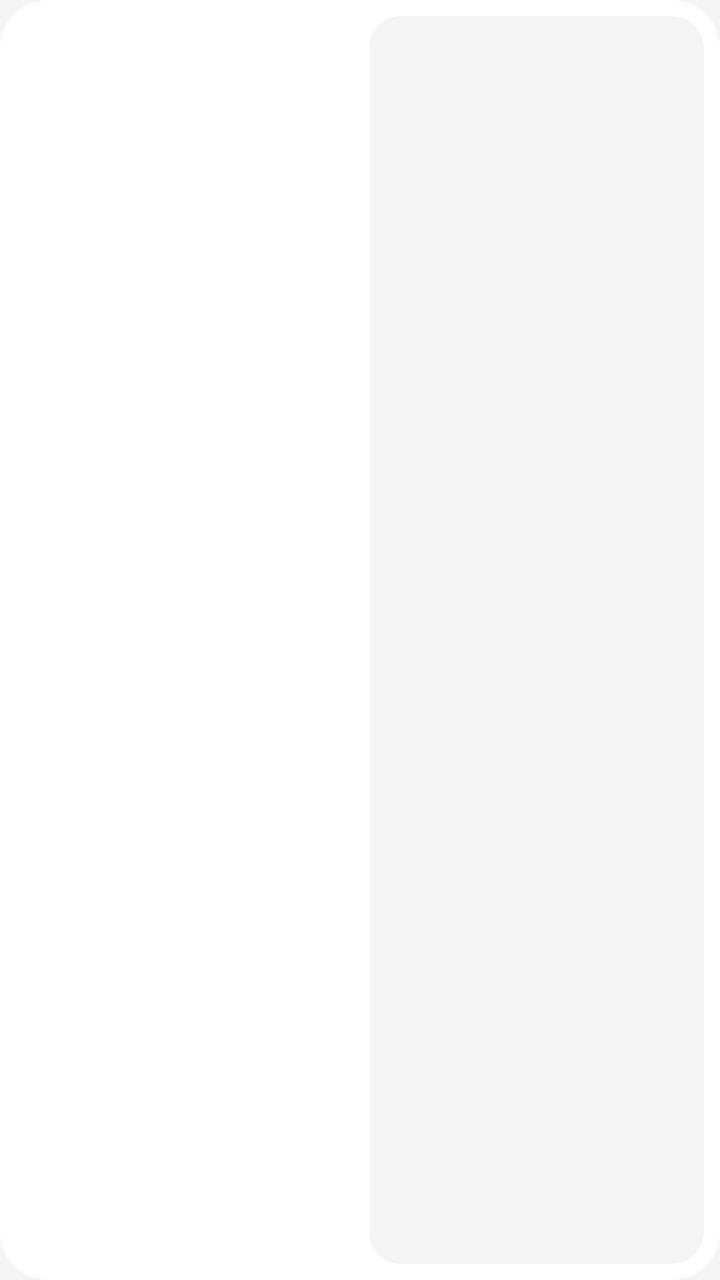
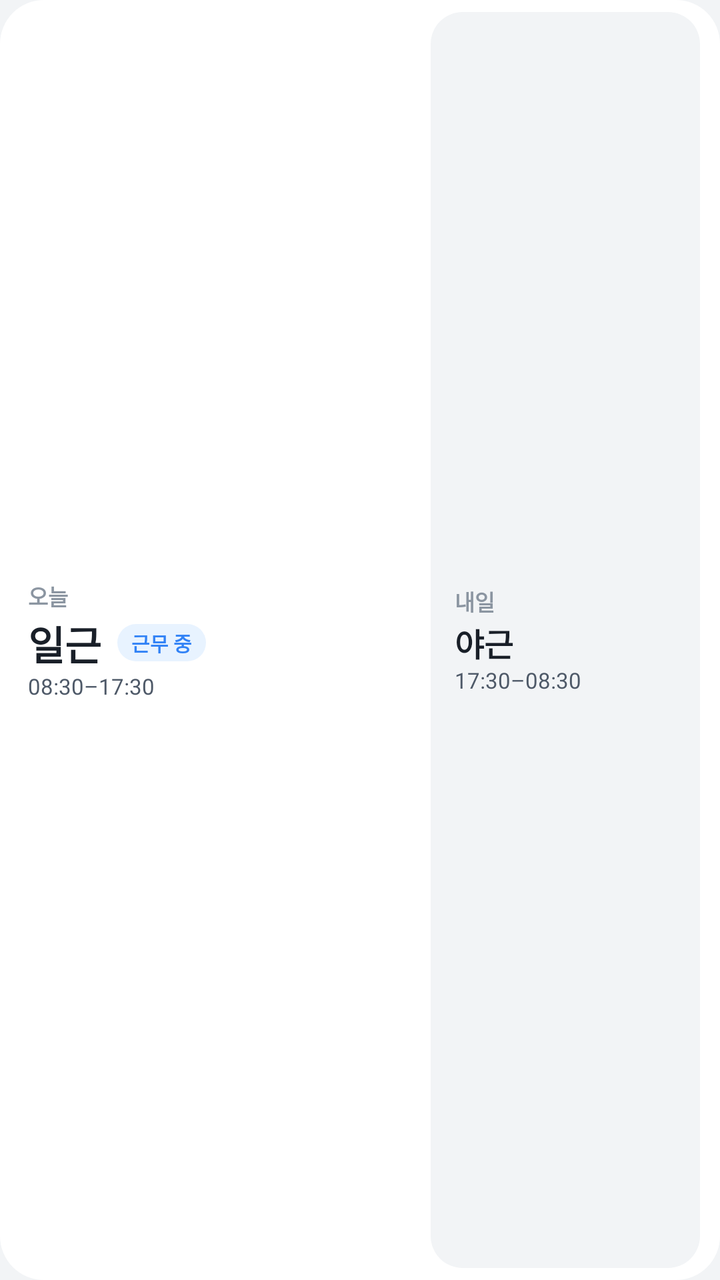

Screens rendered from an Android XML layout before and after an edit, with the pre-edit source and the edit as a unified diff.
<!-- AndroidManifest.xml: application theme AppTheme -->
<!-- res/layout/widget_4x1.xml -->
<?xml version="1.0" encoding="utf-8"?>
<FrameLayout xmlns:android="http://schemas.android.com/apk/res/android"
    android:id="@+id/root"
    android:layout_width="match_parent"
    android:layout_height="match_parent"
    android:background="@drawable/widget_bg"
    android:padding="8dp">

    <TextView android:id="@+id/empty" android:layout_width="match_parent" android:layout_height="match_parent" android:gravity="center" android:text="@string/widget_empty" android:textColor="@color/w_sub" android:textSize="11sp" android:visibility="gone" />

    <LinearLayout android:id="@+id/content" android:layout_width="match_parent" android:layout_height="match_parent" android:orientation="horizontal">
        <LinearLayout android:layout_width="0dp" android:layout_height="match_parent" android:layout_weight="1" android:gravity="center_vertical" android:orientation="vertical" android:paddingStart="8dp">
            <TextView android:id="@+id/today_cap" android:layout_width="wrap_content" android:layout_height="wrap_content" android:includeFontPadding="false" android:maxLines="1" android:ellipsize="end" android:textSize="10sp" android:textColor="@color/w_sub" android:textStyle="bold" />
            <TextView android:id="@+id/today_name" android:layout_width="wrap_content" android:layout_height="wrap_content" android:layout_marginTop="1dp" android:includeFontPadding="false" android:maxLines="1" android:ellipsize="end" android:textSize="22sp" android:textColor="@color/w_blue" android:textStyle="bold" />
            <TextView android:id="@+id/today_time" android:layout_width="wrap_content" android:layout_height="wrap_content" android:layout_marginTop="1dp" android:includeFontPadding="false" android:maxLines="1" android:ellipsize="end" android:textSize="10sp" android:textColor="@color/w_body" />
        </LinearLayout>
        <LinearLayout android:layout_width="0dp" android:layout_height="match_parent" android:layout_weight="0.8" android:gravity="center_vertical" android:orientation="vertical" android:paddingStart="2dp">
            <TextView android:id="@+id/next_cap" android:layout_width="wrap_content" android:layout_height="wrap_content" android:includeFontPadding="false" android:maxLines="1" android:ellipsize="end" android:textSize="10sp" android:textColor="@color/w_sub" android:textStyle="bold" />
            <TextView android:id="@+id/next_name" android:layout_width="wrap_content" android:layout_height="wrap_content" android:layout_marginTop="2dp" android:includeFontPadding="false" android:maxLines="1" android:ellipsize="end" android:textSize="17sp" android:textColor="@color/w_ink" android:textStyle="bold" />
            <TextView android:id="@+id/next_time" android:layout_width="wrap_content" android:layout_height="wrap_content" android:layout_marginTop="2dp" android:includeFontPadding="false" android:maxLines="1" android:ellipsize="end" android:textSize="10sp" android:textColor="@color/w_body" />
        </LinearLayout>
        <LinearLayout android:layout_width="0dp" android:layout_height="match_parent" android:layout_weight="1.7" android:background="@drawable/widget_inset" android:gravity="center_vertical" android:orientation="horizontal" android:paddingStart="6dp" android:paddingEnd="6dp">
                <LinearLayout android:layout_width="0dp" android:layout_height="wrap_content" android:layout_weight="1" android:gravity="center_horizontal" android:orientation="vertical">
                    <TextView android:id="@+id/d0_w" android:layout_width="wrap_content" android:layout_height="wrap_content" android:includeFontPadding="false" android:maxLines="1" android:ellipsize="end" android:textSize="9sp" android:textColor="@color/w_sub" />
                    <TextView android:id="@+id/d0_s" android:layout_width="wrap_content" android:layout_height="wrap_content" android:layout_marginTop="1dp" android:includeFontPadding="false" android:maxLines="1" android:ellipsize="end" android:textSize="14sp" android:textColor="@color/w_ink" android:textStyle="bold" />
                    <TextView android:id="@+id/d0_n" android:layout_width="wrap_content" android:layout_height="wrap_content" android:layout_marginTop="1dp" android:includeFontPadding="false" android:maxLines="1" android:ellipsize="end" android:textSize="9sp" android:textColor="@color/w_body" android:textStyle="bold" />
                </LinearLayout>
                <LinearLayout android:layout_width="0dp" android:layout_height="wrap_content" android:layout_weight="1" android:gravity="center_horizontal" android:orientation="vertical">
                    <TextView android:id="@+id/d1_w" android:layout_width="wrap_content" android:layout_height="wrap_content" android:includeFontPadding="false" android:maxLines="1" android:ellipsize="end" android:textSize="9sp" android:textColor="@color/w_sub" />
                    <TextView android:id="@+id/d1_s" android:layout_width="wrap_content" android:layout_height="wrap_content" android:layout_marginTop="1dp" android:includeFontPadding="false" android:maxLines="1" android:ellipsize="end" android:textSize="14sp" android:textColor="@color/w_ink" android:textStyle="bold" />
                    <TextView android:id="@+id/d1_n" android:layout_width="wrap_content" android:layout_height="wrap_content" android:layout_marginTop="1dp" android:includeFontPadding="false" android:maxLines="1" android:ellipsize="end" android:textSize="9sp" android:textColor="@color/w_body" android:textStyle="bold" />
                </LinearLayout>
                <LinearLayout android:layout_width="0dp" android:layout_height="wrap_content" android:layout_weight="1" android:gravity="center_horizontal" android:orientation="vertical">
                    <TextView android:id="@+id/d2_w" android:layout_width="wrap_content" android:layout_height="wrap_content" android:includeFontPadding="false" android:maxLines="1" android:ellipsize="end" android:textSize="9sp" android:textColor="@color/w_sub" />
                    <TextView android:id="@+id/d2_s" android:layout_width="wrap_content" android:layout_height="wrap_content" android:layout_marginTop="1dp" android:includeFontPadding="false" android:maxLines="1" android:ellipsize="end" android:textSize="14sp" android:textColor="@color/w_ink" android:textStyle="bold" />
                    <TextView android:id="@+id/d2_n" android:layout_width="wrap_content" android:layout_height="wrap_content" android:layout_marginTop="1dp" android:includeFontPadding="false" android:maxLines="1" android:ellipsize="end" android:textSize="9sp" android:textColor="@color/w_body" android:textStyle="bold" />
                </LinearLayout>
                <LinearLayout android:layout_width="0dp" android:layout_height="wrap_content" android:layout_weight="1" android:gravity="center_horizontal" android:orientation="vertical">
                    <TextView android:id="@+id/d3_w" android:layout_width="wrap_content" android:layout_height="wrap_content" android:includeFontPadding="false" android:maxLines="1" android:ellipsize="end" android:textSize="9sp" android:textColor="@color/w_sub" />
                    <TextView android:id="@+id/d3_s" android:layout_width="wrap_content" android:layout_height="wrap_content" android:layout_marginTop="1dp" android:includeFontPadding="false" android:maxLines="1" android:ellipsize="end" android:textSize="14sp" android:textColor="@color/w_ink" android:textStyle="bold" />
                    <TextView android:id="@+id/d3_n" android:layout_width="wrap_content" android:layout_height="wrap_content" android:layout_marginTop="1dp" android:includeFontPadding="false" android:maxLines="1" android:ellipsize="end" android:textSize="9sp" android:textColor="@color/w_body" android:textStyle="bold" />
                </LinearLayout>
                <LinearLayout android:layout_width="0dp" android:layout_height="wrap_content" android:layout_weight="1" android:gravity="center_horizontal" android:orientation="vertical">
                    <TextView android:id="@+id/d4_w" android:layout_width="wrap_content" android:layout_height="wrap_content" android:includeFontPadding="false" android:maxLines="1" android:ellipsize="end" android:textSize="9sp" android:textColor="@color/w_sub" />
                    <TextView android:id="@+id/d4_s" android:layout_width="wrap_content" android:layout_height="wrap_content" android:layout_marginTop="1dp" android:includeFontPadding="false" android:maxLines="1" android:ellipsize="end" android:textSize="14sp" android:textColor="@color/w_ink" android:textStyle="bold" />
                    <TextView android:id="@+id/d4_n" android:layout_width="wrap_content" android:layout_height="wrap_content" android:layout_marginTop="1dp" android:includeFontPadding="false" android:maxLines="1" android:ellipsize="end" android:textSize="9sp" android:textColor="@color/w_body" android:textStyle="bold" />
                </LinearLayout>
        </LinearLayout>
    </LinearLayout>
</FrameLayout>
<!-- resources referenced by this layout -->
<resources>
  <color name="w_blue">#3182F6</color>
  <color name="w_body">#4E5968</color>
  <color name="w_ink">#191F28</color>
  <color name="w_sub">#8B95A1</color>
  <!-- drawable widget_bg (drawable) -->
  <?xml version="1.0" encoding="utf-8"?>
  <shape xmlns:android="http://schemas.android.com/apk/res/android" android:shape="rectangle">
      <solid android:color="@color/w_bg" />
      <corners android:radius="24dp" />
  </shape>
  <!-- drawable widget_inset (drawable) -->
  <?xml version="1.0" encoding="utf-8"?>
  <shape xmlns:android="http://schemas.android.com/apk/res/android" android:shape="rectangle">
      <solid android:color="@color/w_inset" />
      <corners android:radius="16dp" />
  </shape>
  <string name="widget_empty">앱을 한 번 열면 근무가 보여요</string>
  <style name="AppTheme" parent="android:Theme.Material.Light.NoActionBar">
          <item name="android:windowBackground">@color/page</item>
          <item name="android:statusBarColor">@color/page</item>
          <item name="android:navigationBarColor">@color/page</item>
          <item name="android:windowLightStatusBar">true</item>
      </style>
  <color name="w_bg">#FFFFFF</color>
  <color name="w_inset">#F2F4F6</color>
  <color name="page">#F2F4F6</color>
</resources>

<!-- the commit's change to res/layout/widget_4x1.xml (unified diff, before → after) -->
@@ -1,50 +1,31 @@
 <?xml version="1.0" encoding="utf-8"?>
 <FrameLayout xmlns:android="http://schemas.android.com/apk/res/android"
+    xmlns:tools="http://schemas.android.com/tools"
+    tools:ignore="HardcodedText"
     android:id="@+id/root"
     android:layout_width="match_parent"
     android:layout_height="match_parent"
     android:background="@drawable/widget_bg"
-    android:padding="8dp">
+    android:paddingStart="14dp"
+    android:paddingTop="6dp"
+    android:paddingEnd="10dp"
+    android:paddingBottom="6dp">
 
     <TextView android:id="@+id/empty" android:layout_width="match_parent" android:layout_height="match_parent" android:gravity="center" android:text="@string/widget_empty" android:textColor="@color/w_sub" android:textSize="11sp" android:visibility="gone" />
 
-    <LinearLayout android:id="@+id/content" android:layout_width="match_parent" android:layout_height="match_parent" android:orientation="horizontal">
-        <LinearLayout android:layout_width="0dp" android:layout_height="match_parent" android:layout_weight="1" android:gravity="center_vertical" android:orientation="vertical" android:paddingStart="8dp">
-            <TextView android:id="@+id/today_cap" android:layout_width="wrap_content" android:layout_height="wrap_content" android:includeFontPadding="false" android:maxLines="1" android:ellipsize="end" android:textSize="10sp" android:textColor="@color/w_sub" android:textStyle="bold" />
-            <TextView android:id="@+id/today_name" android:layout_width="wrap_content" android:layout_height="wrap_content" android:layout_marginTop="1dp" android:includeFontPadding="false" android:maxLines="1" android:ellipsize="end" android:textSize="22sp" android:textColor="@color/w_blue" android:textStyle="bold" />
-            <TextView android:id="@+id/today_time" android:layout_width="wrap_content" android:layout_height="wrap_content" android:layout_marginTop="1dp" android:includeFontPadding="false" android:maxLines="1" android:ellipsize="end" android:textSize="10sp" android:textColor="@color/w_body" />
+    <LinearLayout android:id="@+id/content" android:layout_width="match_parent" android:layout_height="match_parent" android:baselineAligned="false" android:orientation="horizontal">
+        <LinearLayout android:layout_width="0dp" android:layout_height="match_parent" android:layout_weight="1.5" android:gravity="center_vertical" android:orientation="vertical" android:paddingStart="0dp" android:paddingEnd="12dp">
+            <TextView android:id="@+id/today_cap" android:text="오늘" android:layout_width="wrap_content" android:layout_height="wrap_content" android:includeFontPadding="false" android:maxLines="1" android:ellipsize="end" android:textSize="11sp" android:textColor="@color/w_sub" android:textStyle="bold" />
+            <LinearLayout android:layout_width="match_parent" android:layout_height="wrap_content" android:layout_marginTop="1dp" android:gravity="center_vertical" android:orientation="horizontal">
+                <TextView android:id="@+id/today_name" android:text="일근" android:layout_width="wrap_content" android:layout_height="wrap_content" android:includeFontPadding="false" android:maxLines="1" android:textSize="20sp" android:textColor="@color/w_ink" android:textStyle="bold" />
+                <TextView android:id="@+id/live" android:text="근무 중" android:layout_width="wrap_content" android:layout_height="wrap_content" android:layout_marginStart="8dp" android:background="@drawable/widget_chip_on" android:includeFontPadding="false" android:maxLines="1" android:paddingStart="7dp" android:paddingTop="2dp" android:paddingEnd="7dp" android:paddingBottom="2dp" android:textColor="@color/w_blue" android:textSize="10sp" android:textStyle="bold" />
+            </LinearLayout>
+            <TextView android:id="@+id/today_time" android:text="08:30–17:30" android:layout_width="wrap_content" android:layout_height="wrap_content" android:layout_marginTop="1dp" android:includeFontPadding="false" android:maxLines="1" android:ellipsize="end" android:textSize="11sp" android:textColor="@color/w_body" />
         </LinearLayout>
-        <LinearLayout android:layout_width="0dp" android:layout_height="match_parent" android:layout_weight="0.8" android:gravity="center_vertical" android:orientation="vertical" android:paddingStart="2dp">
-            <TextView android:id="@+id/next_cap" android:layout_width="wrap_content" android:layout_height="wrap_content" android:includeFontPadding="false" android:maxLines="1" android:ellipsize="end" android:textSize="10sp" android:textColor="@color/w_sub" android:textStyle="bold" />
-            <TextView android:id="@+id/next_name" android:layout_width="wrap_content" android:layout_height="wrap_content" android:layout_marginTop="2dp" android:includeFontPadding="false" android:maxLines="1" android:ellipsize="end" android:textSize="17sp" android:textColor="@color/w_ink" android:textStyle="bold" />
-            <TextView android:id="@+id/next_time" android:layout_width="wrap_content" android:layout_height="wrap_content" android:layout_marginTop="2dp" android:includeFontPadding="false" android:maxLines="1" android:ellipsize="end" android:textSize="10sp" android:textColor="@color/w_body" />
-        </LinearLayout>
-        <LinearLayout android:layout_width="0dp" android:layout_height="match_parent" android:layout_weight="1.7" android:background="@drawable/widget_inset" android:gravity="center_vertical" android:orientation="horizontal" android:paddingStart="6dp" android:paddingEnd="6dp">
-                <LinearLayout android:layout_width="0dp" android:layout_height="wrap_content" android:layout_weight="1" android:gravity="center_horizontal" android:orientation="vertical">
-                    <TextView android:id="@+id/d0_w" android:layout_width="wrap_content" android:layout_height="wrap_content" android:includeFontPadding="false" android:maxLines="1" android:ellipsize="end" android:textSize="9sp" android:textColor="@color/w_sub" />
-                    <TextView android:id="@+id/d0_s" android:layout_width="wrap_content" android:layout_height="wrap_content" android:layout_marginTop="1dp" android:includeFontPadding="false" android:maxLines="1" android:ellipsize="end" android:textSize="14sp" android:textColor="@color/w_ink" android:textStyle="bold" />
-                    <TextView android:id="@+id/d0_n" android:layout_width="wrap_content" android:layout_height="wrap_content" android:layout_marginTop="1dp" android:includeFontPadding="false" android:maxLines="1" android:ellipsize="end" android:textSize="9sp" android:textColor="@color/w_body" android:textStyle="bold" />
-                </LinearLayout>
-                <LinearLayout android:layout_width="0dp" android:layout_height="wrap_content" android:layout_weight="1" android:gravity="center_horizontal" android:orientation="vertical">
-                    <TextView android:id="@+id/d1_w" android:layout_width="wrap_content" android:layout_height="wrap_content" android:includeFontPadding="false" android:maxLines="1" android:ellipsize="end" android:textSize="9sp" android:textColor="@color/w_sub" />
-                    <TextView android:id="@+id/d1_s" android:layout_width="wrap_content" android:layout_height="wrap_content" android:layout_marginTop="1dp" android:includeFontPadding="false" android:maxLines="1" android:ellipsize="end" android:textSize="14sp" android:textColor="@color/w_ink" android:textStyle="bold" />
-                    <TextView android:id="@+id/d1_n" android:layout_width="wrap_content" android:layout_height="wrap_content" android:layout_marginTop="1dp" android:includeFontPadding="false" android:maxLines="1" android:ellipsize="end" android:textSize="9sp" android:textColor="@color/w_body" android:textStyle="bold" />
-                </LinearLayout>
-                <LinearLayout android:layout_width="0dp" android:layout_height="wrap_content" android:layout_weight="1" android:gravity="center_horizontal" android:orientation="vertical">
-                    <TextView android:id="@+id/d2_w" android:layout_width="wrap_content" android:layout_height="wrap_content" android:includeFontPadding="false" android:maxLines="1" android:ellipsize="end" android:textSize="9sp" android:textColor="@color/w_sub" />
-                    <TextView android:id="@+id/d2_s" android:layout_width="wrap_content" android:layout_height="wrap_content" android:layout_marginTop="1dp" android:includeFontPadding="false" android:maxLines="1" android:ellipsize="end" android:textSize="14sp" android:textColor="@color/w_ink" android:textStyle="bold" />
-                    <TextView android:id="@+id/d2_n" android:layout_width="wrap_content" android:layout_height="wrap_content" android:layout_marginTop="1dp" android:includeFontPadding="false" android:maxLines="1" android:ellipsize="end" android:textSize="9sp" android:textColor="@color/w_body" android:textStyle="bold" />
-                </LinearLayout>
-                <LinearLayout android:layout_width="0dp" android:layout_height="wrap_content" android:layout_weight="1" android:gravity="center_horizontal" android:orientation="vertical">
-                    <TextView android:id="@+id/d3_w" android:layout_width="wrap_content" android:layout_height="wrap_content" android:includeFontPadding="false" android:maxLines="1" android:ellipsize="end" android:textSize="9sp" android:textColor="@color/w_sub" />
-                    <TextView android:id="@+id/d3_s" android:layout_width="wrap_content" android:layout_height="wrap_content" android:layout_marginTop="1dp" android:includeFontPadding="false" android:maxLines="1" android:ellipsize="end" android:textSize="14sp" android:textColor="@color/w_ink" android:textStyle="bold" />
-                    <TextView android:id="@+id/d3_n" android:layout_width="wrap_content" android:layout_height="wrap_content" android:layout_marginTop="1dp" android:includeFontPadding="false" android:maxLines="1" android:ellipsize="end" android:textSize="9sp" android:textColor="@color/w_body" android:textStyle="bold" />
-                </LinearLayout>
-                <LinearLayout android:layout_width="0dp" android:layout_height="wrap_content" android:layout_weight="1" android:gravity="center_horizontal" android:orientation="vertical">
-                    <TextView android:id="@+id/d4_w" android:layout_width="wrap_content" android:layout_height="wrap_content" android:includeFontPadding="false" android:maxLines="1" android:ellipsize="end" android:textSize="9sp" android:textColor="@color/w_sub" />
-                    <TextView android:id="@+id/d4_s" android:layout_width="wrap_content" android:layout_height="wrap_content" android:layout_marginTop="1dp" android:includeFontPadding="false" android:maxLines="1" android:ellipsize="end" android:textSize="14sp" android:textColor="@color/w_ink" android:textStyle="bold" />
-                    <TextView android:id="@+id/d4_n" android:layout_width="wrap_content" android:layout_height="wrap_content" android:layout_marginTop="1dp" android:includeFontPadding="false" android:maxLines="1" android:ellipsize="end" android:textSize="9sp" android:textColor="@color/w_body" android:textStyle="bold" />
-                </LinearLayout>
+        <LinearLayout android:layout_width="0dp" android:layout_height="match_parent" android:layout_weight="1" android:background="@drawable/widget_inset" android:gravity="center_vertical" android:orientation="vertical" android:paddingStart="12dp" android:paddingEnd="8dp">
+            <TextView android:id="@+id/next_cap" android:text="내일" android:layout_width="wrap_content" android:layout_height="wrap_content" android:includeFontPadding="false" android:maxLines="1" android:ellipsize="end" android:textSize="11sp" android:textColor="@color/w_sub" android:textStyle="bold" />
+            <TextView android:id="@+id/next_name" android:text="야근" android:layout_width="wrap_content" android:layout_height="wrap_content" android:layout_marginTop="1dp" android:includeFontPadding="false" android:maxLines="1" android:ellipsize="end" android:textSize="16sp" android:textColor="@color/w_ink" android:textStyle="bold" />
+            <TextView android:id="@+id/next_time" android:text="17:30–08:30" android:layout_width="wrap_content" android:layout_height="wrap_content" android:layout_marginTop="1dp" android:includeFontPadding="false" android:maxLines="1" android:ellipsize="end" android:textSize="11sp" android:textColor="@color/w_body" />
         </LinearLayout>
     </LinearLayout>
 </FrameLayout>
<!-- resource entries referenced after the edit -->
@@ -8,7 +8,13 @@
   <?xml version="1.0" encoding="utf-8"?>
   <shape xmlns:android="http://schemas.android.com/apk/res/android" android:shape="rectangle">
       <solid android:color="@color/w_bg" />
-      <corners android:radius="24dp" />
+      <corners android:radius="22dp" />
+  </shape>
+  <!-- drawable widget_chip_on (drawable) -->
+  <?xml version="1.0" encoding="utf-8"?>
+  <shape xmlns:android="http://schemas.android.com/apk/res/android" android:shape="rectangle">
+      <solid android:color="@color/w_blue_soft" />
+      <corners android:radius="999dp" />
   </shape>
   <!-- drawable widget_inset (drawable) -->
   <?xml version="1.0" encoding="utf-8"?>
@@ -24,6 +30,7 @@
           <item name="android:windowLightStatusBar">true</item>
       </style>
   <color name="w_bg">#FFFFFF</color>
+  <color name="w_blue_soft">#E8F3FF</color>
   <color name="w_inset">#F2F4F6</color>
   <color name="page">#F2F4F6</color>
 </resources>
